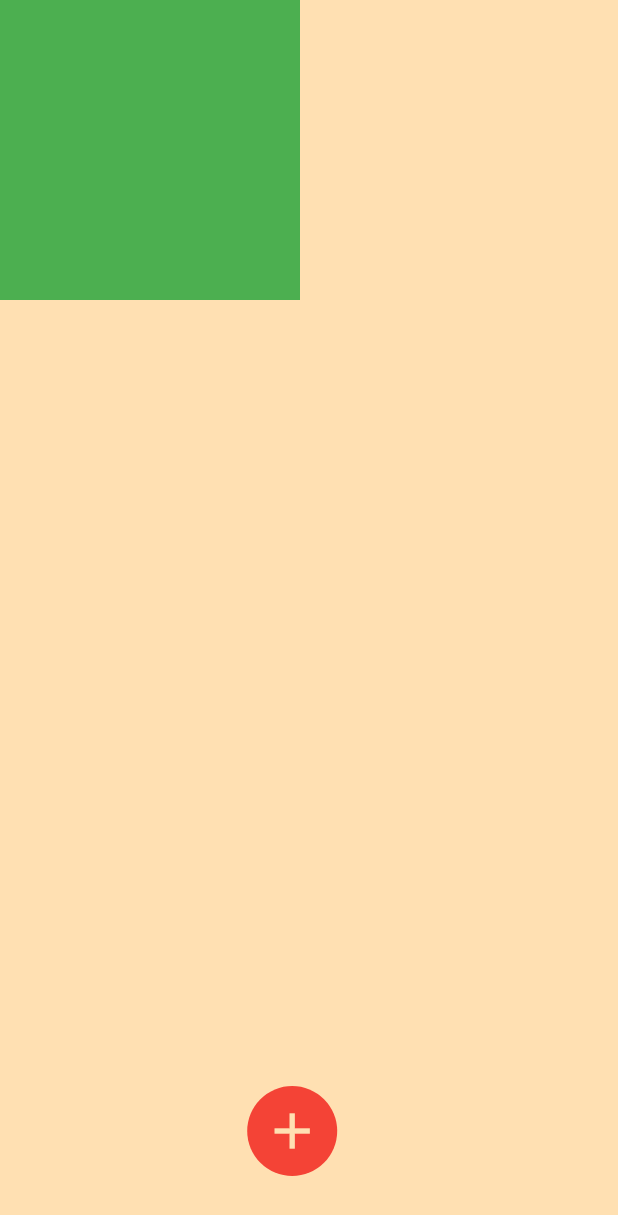
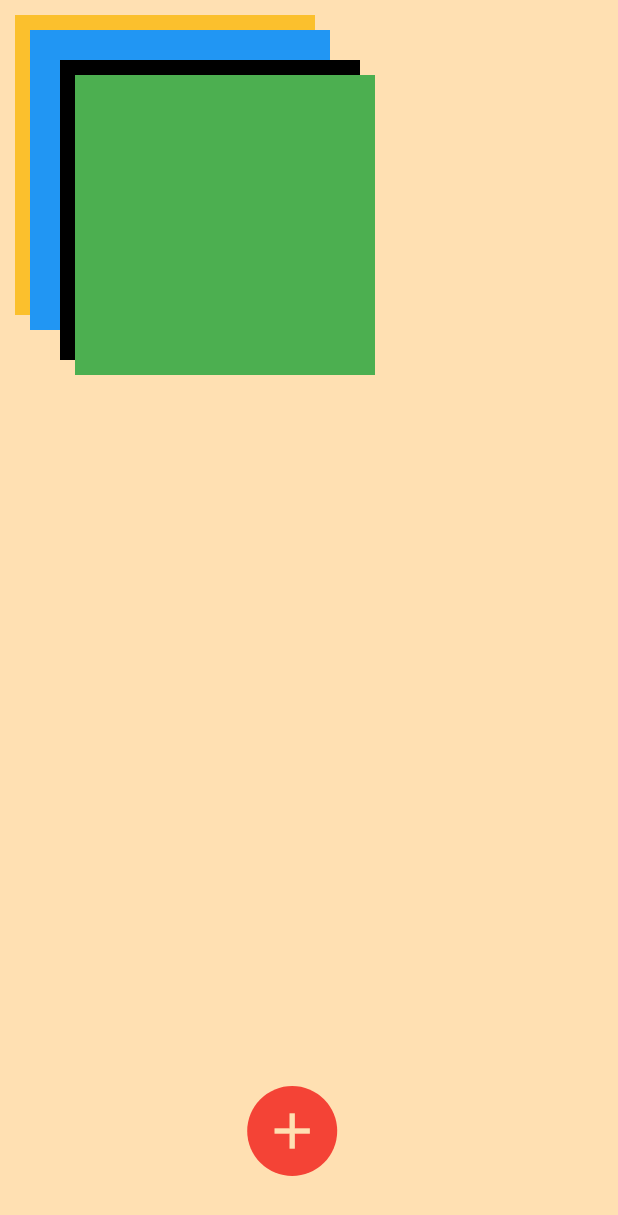
Before and after one commit to Roshan-Barkane/flutter_widgets_of_the_day, a Flutter app: the screen it shows after launch, on a phone screen of 412 x 824 dp. Shown: the top 1215 px of the screen. Run offline on Flutter 3.47's test engine with Material 3 defaults, Android fonts, the phone set to English and light mode, and no system bars.

Commit message:
we can done used positioned widget in flutter

```diff
--- a/lib/pages/positioned.dart
+++ b/lib/pages/positioned.dart
@@ -13,8 +13,24 @@ class PositionWidget extends StatelessWidget {
           color: Colors.orange.shade100,
           child: Stack(
             children: [
-              Container(height: 200, width: 200, color: Colors.yellow),
-              Container(height: 200, width: 200, color: Colors.blue),
+              Positioned(
+                top: 10,
+                left: 10,
+                child: Container(
+                  height: 200,
+                  width: 200,
+                  color: Colors.yellow.shade700,
+                ),
+              ),
+              Positioned(
+                top: 20,
+                left: 20,
+                child: Container(
+                  height: 200,
+                  width: 200,
+                  color: Colors.blue,
+                ),
+              ),
               Positioned(
                   bottom: 40,
                   left: MediaQuery.of(context).size.width / 2.5,
@@ -30,8 +46,24 @@ class PositionWidget extends StatelessWidget {
                       color: Colors.orange.shade100,
                     ),
                   )),
-              Container(height: 200, width: 200, color: Colors.black),
-              Container(height: 200, width: 200, color: Colors.green),
+              Positioned(
+                top: 40,
+                left: 40,
+                child: Container(
+                  height: 200,
+                  width: 200,
+                  color: Colors.black,
+                ),
+              ),
+              Positioned(
+                top: 50,
+                left: 50,
+                child: Container(
+                  height: 200,
+                  width: 200,
+                  color: Colors.green,
+                ),
+              ),
             ],
           ),
         ),
```
